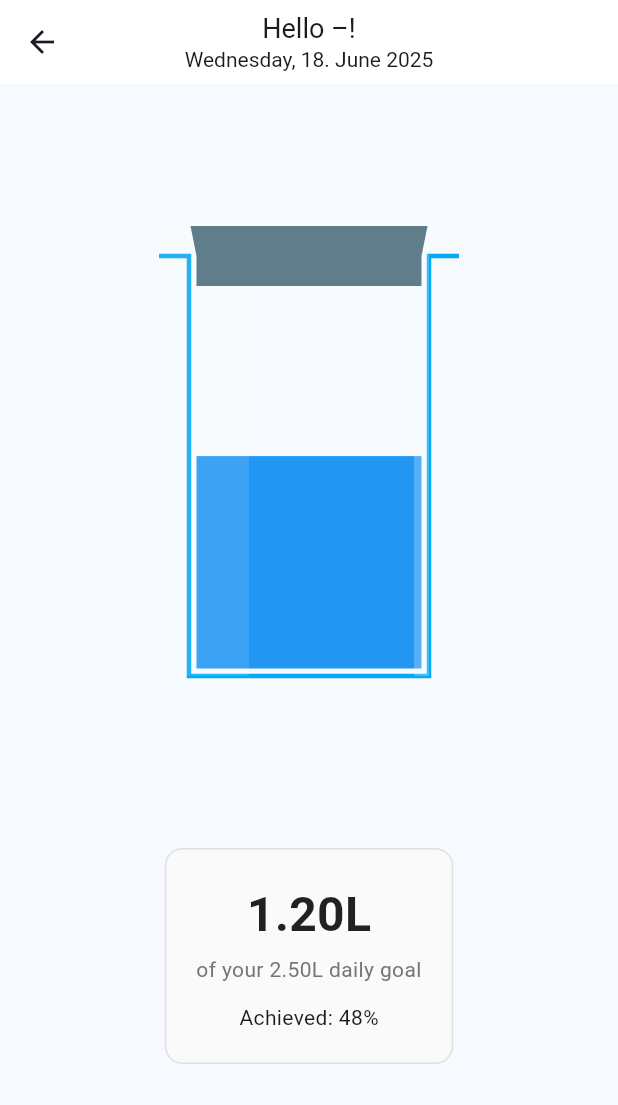
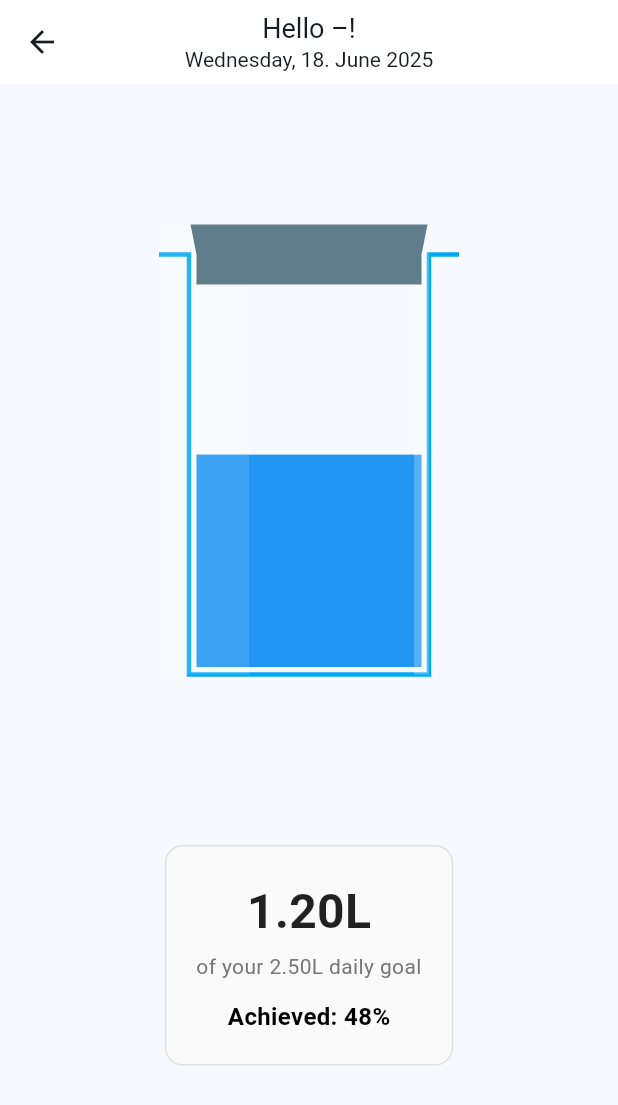
Before and after one commit to kvnlnk/swpm-smart-water-bottle, a Flutter app: the Home screen opened directly, on a phone screen of 412 x 824 dp. Shown: the top 1105 px of the screen. Run offline on Flutter 3.47's test engine with Material 3 defaults, Android fonts, the phone set to English and light mode, and no system bars; our stand-ins replace flutter_dotenv, supabase_flutter; missing offline and left inert: supabase_auth_ui; accounts and stored records are empty; network calls fail.

Commit message:
fix(home): achieved display is now reactive
- color-change if goal is achieved

```diff
--- a/frontend/swpm_flutter_app/lib/pages/home.dart
+++ b/frontend/swpm_flutter_app/lib/pages/home.dart
@@ -50,8 +50,16 @@ class HomeState extends State<Home> {
     final username = userData.username ?? '–';
     final dailyGoal = userData.dailyGoal ?? 2.5;
     final consumed = waterData.consumed;
+
+    final newPercentage = ((consumed / dailyGoal) * 100).round();
+    if (newPercentage != waterData.percentageAchieved) {
+      waterData.updatePercentage(newPercentage);
+    }
+
     final percentage = waterData.percentageAchieved;
     final waterLevel = dailyGoal > 0 ? (consumed / dailyGoal).clamp(0.0, 1.0) : 0.0;
+
+    final bool goalReached = percentage >= 100;
 
     final bottle = Center(
       child: SizedBox(
@@ -79,10 +87,10 @@ class HomeState extends State<Home> {
         children: [
           Text(
             "${consumed.toStringAsFixed(2)}L",
-            style: const TextStyle(
+            style: TextStyle(
               fontSize: 32,
               fontWeight: FontWeight.bold,
-              color: Colors.black87,
+              color: goalReached ? Colors.green : Colors.black87,
             ),
           ),
           const SizedBox(height: 4),
@@ -92,7 +100,14 @@ class HomeState extends State<Home> {
             textAlign: TextAlign.center,
           ),
           const SizedBox(height: 12),
-          Text("Achieved: $percentage%"),
+          Text(
+            "Achieved: $percentage%",
+            style: TextStyle(
+              fontSize: 16,
+              fontWeight: FontWeight.w600,
+              color: goalReached ? Colors.green : Colors.black,
+            ),
+          ),
         ],
       ),
     );
--- a/frontend/swpm_flutter_app/lib/store/water_data.dart
+++ b/frontend/swpm_flutter_app/lib/store/water_data.dart
@@ -22,6 +22,11 @@ class WaterDataNotifier extends ChangeNotifier {
     notifyListeners();
   }
 
+  void updatePercentage(int newPercentage) {
+    _percentageAchieved = newPercentage;
+    notifyListeners();
+  }
+
   void clear() {
     _consumed = 0.0;
     _dailyGoal = 2.5;
```
